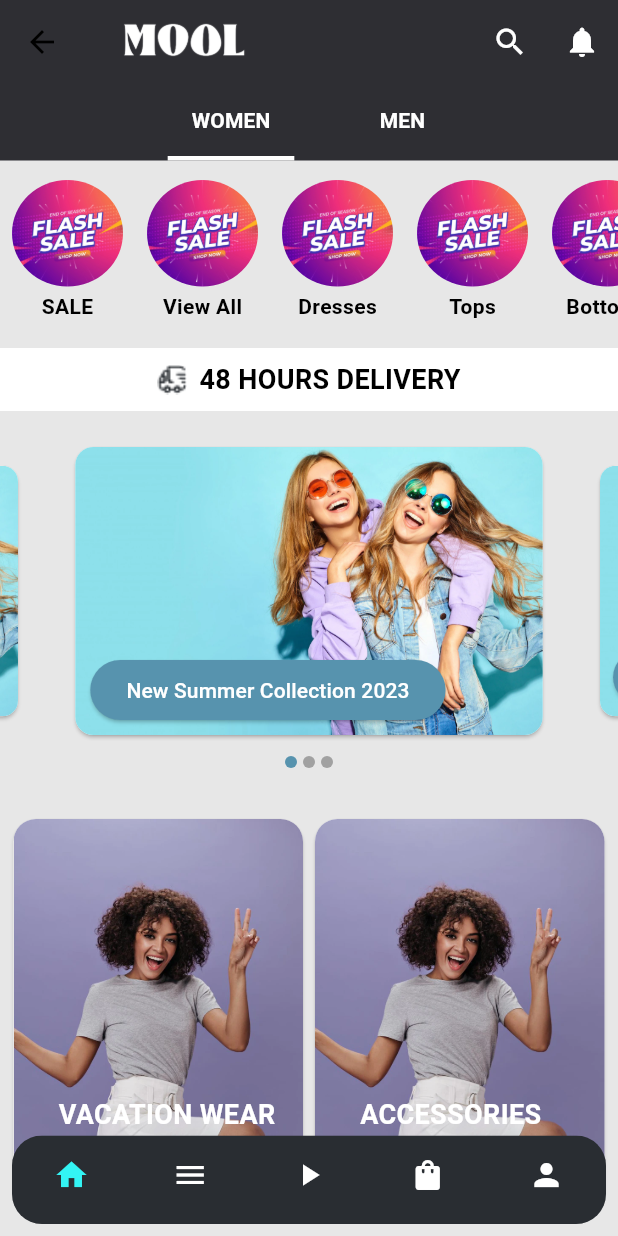
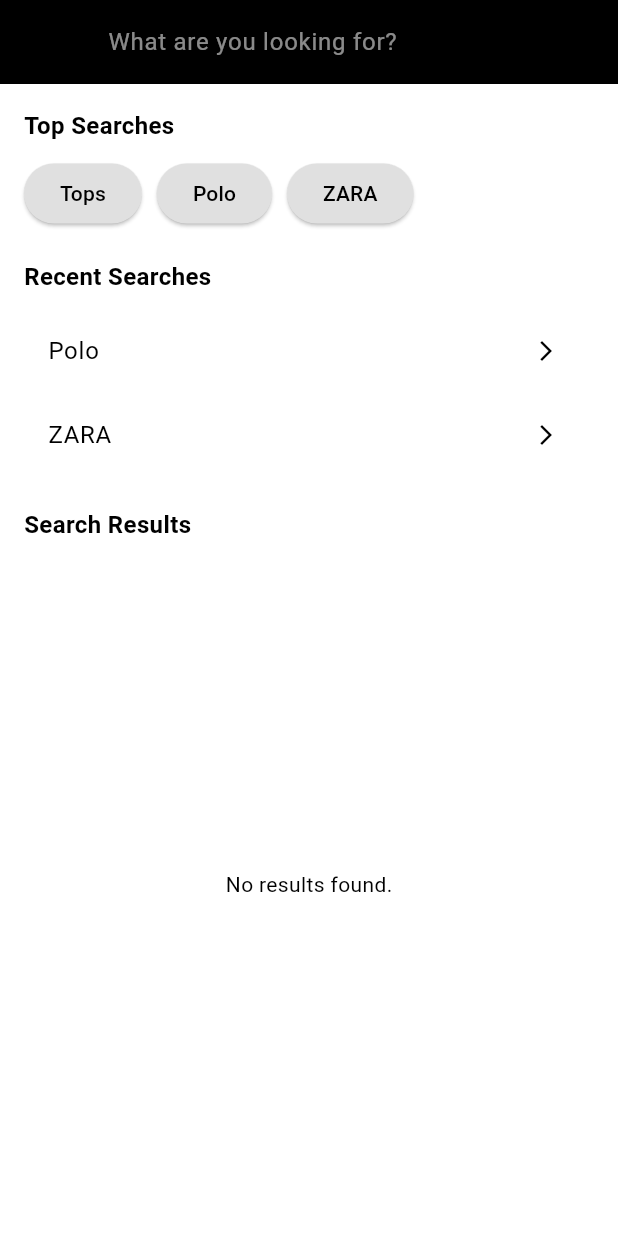
Before and after one commit to zezoamr/obelion-MOOL-flutter, a Flutter app: the HomeScreen screen opened directly, after a tap on the "search" icon, on a phone screen of 412 x 824 dp. Run offline on Flutter 3.47's test engine with Material 3 defaults, Android fonts, the phone set to English and light mode, and no system bars; drawn by our look-alikes of carousel_slider; our stand-ins replace flutter_bloc, flutter_svg.

Commit message:
feat search screen

```diff
--- a/flutter_mool/lib/main.dart
+++ b/flutter_mool/lib/main.dart
@@ -1,4 +1,7 @@
 import 'package:flutter/material.dart';
+import 'package:flutter_bloc/flutter_bloc.dart';
+import 'package:flutter_mool/cubits/search/search_cubit.dart';
+
 import 'package:flutter_localizations/flutter_localizations.dart';
 import 'package:flutter_mool/translations/forgot-pass-screen-translations.dart';
 
@@ -16,7 +19,14 @@ class MainApp extends StatelessWidget {
 
   @override
   Widget build(BuildContext context) {
-    return MaterialApp(
+    return MultiBlocProvider(
+      providers: [
+        BlocProvider<SearchCubit>(
+          create: (context) => SearchCubit(),
+        ),
+        // Add other BlocProviders if needed
+      ],
+      child: MaterialApp(
         title: 'MOOL App',
         theme: ThemeData(
           primaryColor: Colors.black,
@@ -40,6 +50,7 @@ class MainApp extends StatelessWidget {
         ],
         home:
             WelcomeScreen(), //HomeScreen(), //WelcomeScreen(), //SplashScreen(),
+      ),
     );
   }
 }
--- a/flutter_mool/lib/screens/home_screen.dart
+++ b/flutter_mool/lib/screens/home_screen.dart
@@ -1,6 +1,9 @@
 import 'package:flutter/material.dart';
+import 'package:flutter_bloc/flutter_bloc.dart';
+import 'package:flutter_mool/cubits/search/search_cubit.dart';
 import 'package:flutter_mool/data/SectionItem.dart';
 import 'package:flutter_mool/screens/notifications_screen.dart';
+import 'package:flutter_mool/screens/searchscreen.dart';
 // import 'package:flutter_mool/screens/categories_screen.dart';
 import 'package:flutter_mool/widgets/custom_bottomnavbar.dart';
 import 'package:carousel_slider/carousel_slider.dart';
@@ -37,7 +40,19 @@ class _HomeScreenState extends State<HomeScreen> {
         ),
         actions: [
           IconButton(
-              icon: Icon(Icons.search, color: Colors.white), onPressed: () {}),
+              icon: Icon(Icons.search, color: Colors.white),
+              onPressed: () {
+                Navigator.push(
+                  context,
+                  MaterialPageRoute(
+                    builder: (context) => BlocProvider.value(
+                      value: context.read<
+                          SearchCubit>(), // Passing the existing SearchCubit
+                      child: SearchScreen(),
+                    ),
+                  ),
+                );
+              }),
           IconButton(
               icon: Icon(Icons.notifications, color: Colors.white),
               onPressed: () {
--- /dev/null
+++ b/flutter_mool/lib/screens/searchscreen.dart
@@ -0,0 +1,130 @@
+import 'package:flutter/material.dart';
+import 'package:flutter_bloc/flutter_bloc.dart';
+import 'package:flutter_mool/cubits/search/search_cubit.dart';
+
+// WillPopScope(
+//       onWillPop: () async {
+//         searchCubit.resetSearch();
+//         return true;
+//       },
+
+class SearchScreen extends StatelessWidget {
+  @override
+  Widget build(BuildContext context) {
+    final searchCubit = context.read<SearchCubit>();
+
+    return PopScope(
+      canPop: true,
+      onPopInvokedWithResult: (bool didPop, Object? result) async {
+        if (didPop) {
+          searchCubit.resetSearch();
+        }
+      },
+      child: Scaffold(
+        appBar: AppBar(
+          backgroundColor: Colors.black,
+          title: TextField(
+            decoration: InputDecoration(
+              hintText: 'What are you looking for?',
+              hintStyle: TextStyle(color: Colors.white54),
+              border: InputBorder.none,
+            ),
+            style: TextStyle(color: Colors.white),
+            onChanged: (value) {
+              searchCubit.search(value);
+            },
+            onSubmitted: (value) {
+              if (value.isNotEmpty) {
+                searchCubit.addRecentSearch(value);
+              }
+            },
+          ),
+        ),
+        body: Padding(
+          padding: const EdgeInsets.all(16.0),
+          child: Column(
+            crossAxisAlignment: CrossAxisAlignment.start,
+            children: [
+              BlocBuilder<SearchCubit, SearchState>(
+                builder: (context, state) {
+                  // Conditionally render Top and Recent Searches if there are no search results
+                  if (state.searchResults.isEmpty) {
+                    return Column(
+                      crossAxisAlignment: CrossAxisAlignment.start,
+                      children: [
+                        Text('Top Searches',
+                            style: TextStyle(
+                                fontSize: 16, fontWeight: FontWeight.bold)),
+                        SizedBox(height: 10),
+                        Wrap(
+                          spacing: 10,
+                          children: state.topSearches.map((item) {
+                            return ElevatedButton(
+                              onPressed: () {
+                                searchCubit.addRecentSearch(item);
+                                searchCubit.search(item);
+                              },
+                              style: ElevatedButton.styleFrom(
+                                backgroundColor: Colors.grey[300],
+                                foregroundColor: Colors.black,
+                              ),
+                              child: Text(item),
+                            );
+                          }).toList(),
+                        ),
+                        SizedBox(height: 20),
+                        Text('Recent Searches',
+                            style: TextStyle(
+                                fontSize: 16, fontWeight: FontWeight.bold)),
+                        SizedBox(height: 10),
+                        ListView.builder(
+                          shrinkWrap: true,
+                          physics: NeverScrollableScrollPhysics(),
+                          itemCount: state.recentSearches.length,
+                          itemBuilder: (context, index) {
+                            return ListTile(
+                              title: Text(state.recentSearches[index]),
+                              onTap: () {
+                                searchCubit.search(state.recentSearches[index]);
+                              },
+                              trailing: Icon(Icons.arrow_forward_ios, size: 16),
+                            );
+                          },
+                        ),
+                      ],
+                    );
+                  } else {
+                    return SizedBox.shrink();
+                  }
+                },
+              ),
+              SizedBox(height: 20),
+              Text('Search Results',
+                  style: TextStyle(fontSize: 16, fontWeight: FontWeight.bold)),
+              SizedBox(height: 10),
+              Expanded(
+                child: BlocBuilder<SearchCubit, SearchState>(
+                  builder: (context, state) {
+                    if (state.searchResults.isEmpty) {
+                      return Center(child: Text('No results found.'));
+                    }
+                    return ListView.builder(
+                      itemCount: state.searchResults.length,
+                      itemBuilder: (context, index) {
+                        return ListTile(
+                          title: Text(state.searchResults[index]),
+                          onTap: () {},
+                          trailing: Icon(Icons.arrow_forward_ios, size: 16),
+                        );
+                      },
+                    );
+                  },
+                ),
+              ),
+            ],
+          ),
+        ),
+      ),
+    );
+  }
+}
```
Lines whose indentation alone changed are shown as unchanged.
